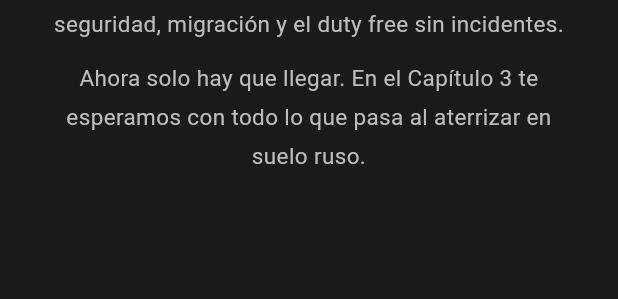
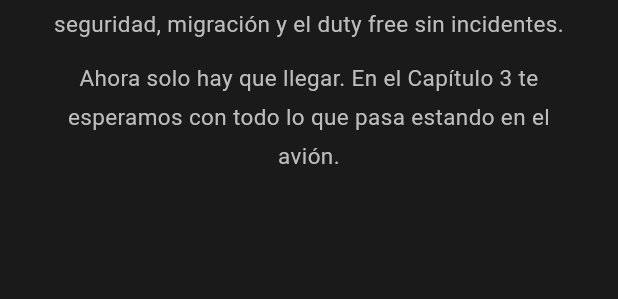
Before and after one commit to bricode247/russia_guide, a Flutter app: the _Chapter2ClosingCard widget shown alone on an empty page, opened directly, on a phone screen of 412 x 824 dp. Shown: the part 292-591 px from the top of the screen. Run offline on Flutter 3.47's test engine with Material 3 defaults, Android fonts, the phone set to English and light mode, and no system bars; our stand-ins replace video_player; missing offline and left inert: flutter_pdfview.

Commit message:
Chapter 2 is ready

```diff
--- a/lib/screens/chapter2/chapter2_screen.dart
+++ b/lib/screens/chapter2/chapter2_screen.dart
@@ -574,7 +574,7 @@ class _Chapter2ClosingCard extends StatelessWidget {
           ),
           const SizedBox(height: 10),
           Text(
-            'Ahora solo hay que llegar. En el Capítulo 3 te esperamos con todo lo que pasa al aterrizar en suelo ruso.',
+            'Ahora solo hay que llegar. En el Capítulo 3 te esperamos con todo lo que pasa estando en el avión.',
             textAlign: TextAlign.center,
             style: TextStyle(
               fontSize: 15,
```
